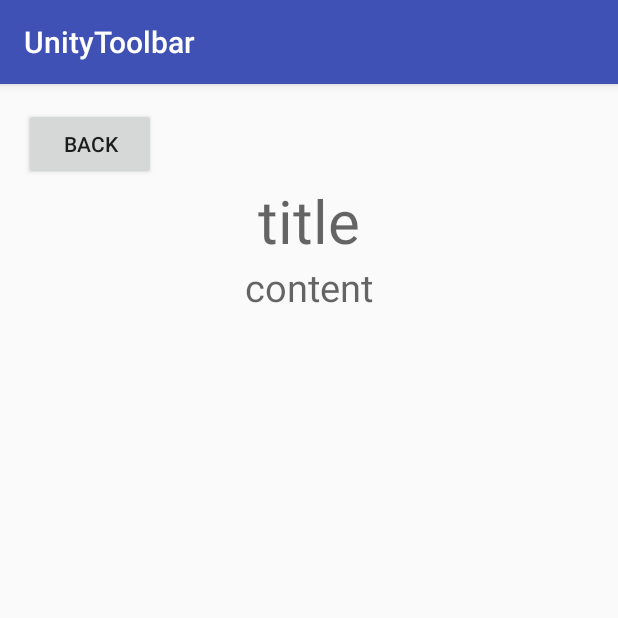
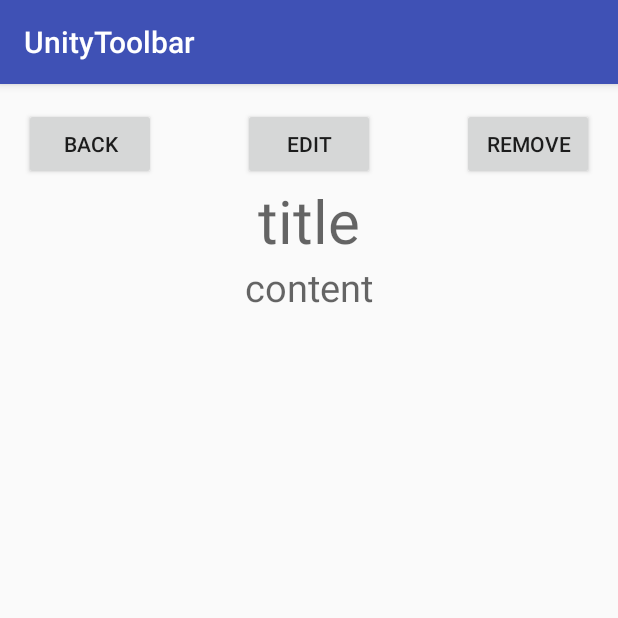
Before and after one commit to jjkaddoura/Unity-Toolbar, an Android app: the NotesView screen opened directly, with no data from a screen before it, on a phone screen of 412 x 824 dp, the top half of it. Run offline under Robolectric (Android 15) with nearby library versions, the phone set to English and light mode, and no system bars; 6 statements that could not run were skipped.

Commit message:
Added edit/remove to Notes

```diff
--- a/app/build.gradle
+++ b/app/build.gradle
@@ -25,7 +25,7 @@ dependencies {
         exclude group: 'com.android.support', module: 'support-annotations'
     })
     compile 'com.android.support:appcompat-v7:25.2.0'
-    compile 'com.android.support.constraint:constraint-layout:1.0.2'
+    //compile 'com.android.support.constraint:constraint-layout:1.0.2'
     compile 'com.android.support:design:25.2.0'
     compile 'com.android.support:support-v4:25.2.0'
     testCompile 'junit:junit:4.12'
--- a/app/src/main/AndroidManifest.xml
+++ b/app/src/main/AndroidManifest.xml
@@ -25,6 +25,7 @@
             android:theme="@style/FullscreenTheme" />
         <activity android:name=".NotesView" />
         <activity android:name=".NotesActivity" />
+        <activity android:name=".EditNote"></activity>
     </application>
 
 </manifest>
--- a/app/src/main/java/edu/ucsb/cs/cs185/jjkaddoura/unitytoolbar/MyAdapter.java
+++ b/app/src/main/java/edu/ucsb/cs/cs185/jjkaddoura/unitytoolbar/MyAdapter.java
@@ -73,7 +73,6 @@ public class MyAdapter extends RecyclerView.Adapter<MyAdapter.ViewHolder> {
         holder.mIdView.setText(mDataset.get(position).title);
 
         final String s = holder.mIdView.getText().toString();
-        System.out.println("S is " + s);
         holder.mView.setOnClickListener(new View.OnClickListener() {
             @Override
             public void onClick(View v){
--- a/app/src/main/java/edu/ucsb/cs/cs185/jjkaddoura/unitytoolbar/NotesView.java
+++ b/app/src/main/java/edu/ucsb/cs/cs185/jjkaddoura/unitytoolbar/NotesView.java
@@ -32,16 +32,44 @@ public class NotesView extends AppCompatActivity {
         TextView titleText = (TextView) findViewById(R.id.viewTitle);
         TextView contentText = (TextView) findViewById(R.id.viewContent);
 
+        final String titleString = n.title;
+        final String contentString = n.description;
         titleText.setText(n.title);
         contentText.setText(n.description);
 
+        final int remPos = findPos;
+        Button removeButton = (Button) findViewById(R.id.viewRemoveButton);
+        removeButton.setOnClickListener(new View.OnClickListener() {
+            public void onClick(View v) {
+                // Perform action on click
+                NotesActivity.n.ITEMS.remove(remPos);
+                Context context = v.getContext();
+                Intent intent = new Intent(context, NotesActivity.class);
+                context.startActivity(intent);
+            }
+        });
+
+        Button editButton = (Button) findViewById(R.id.viewEditButton);
+        editButton.setOnClickListener(new View.OnClickListener() {
+            public void onClick(View v) {
+                // Perform action on click
+
+                Context context = v.getContext();
+                Intent intent = new Intent(context, EditNote.class);
+                intent.putExtra("oldTitle", titleString);
+                intent.putExtra("oldContent", contentString);
+                intent.putExtra("position", remPos);
+                context.startActivity(intent);
+            }
+        });
+
+
         Button back = (Button) findViewById(R.id.viewBackButton);
-        back.setOnClickListener(new View.OnClickListener()
-        {
-            public void onClick(View v){
+        back.setOnClickListener(new View.OnClickListener() {
+            public void onClick(View v) {
                 // Perform action on click
                 Context context = v.getContext();
-                Intent intent = new Intent(context, MainActivity.class);
+                Intent intent = new Intent(context, NotesActivity.class);
                 context.startActivity(intent);
             }
         });
--- a/app/src/main/res/layout/activity_notes_view.xml
+++ b/app/src/main/res/layout/activity_notes_view.xml
@@ -12,11 +12,26 @@
 
     <Button
         android:id="@+id/viewBackButton"
-        android:layout_below="@id/my_toolbar"
         android:layout_width="wrap_content"
         android:layout_height="wrap_content"
         android:layout_alignParentLeft="true"
         android:text="BACK"
+        />
+
+    <Button
+        android:id="@+id/viewEditButton"
+        android:layout_width="wrap_content"
+        android:layout_height="wrap_content"
+        android:layout_centerHorizontal="true"
+        android:text="Edit"
+        />
+
+    <Button
+        android:id="@+id/viewRemoveButton"
+        android:layout_width="wrap_content"
+        android:layout_height="wrap_content"
+        android:layout_alignParentRight="true"
+        android:text="Remove"
         />
 
     <TextView
--- /dev/null
+++ b/app/src/main/res/values-w820dp/dimens.xml
@@ -0,0 +1,6 @@
+<resources>
+    <!-- Example customization of dimensions originally defined in res/values/dimens.xml
+         (such as screen margins) for screens with more than 820dp of available width. This
+         would include 7" and 10" devices in landscape (~960dp and ~1280dp respectively). -->
+    <dimen name="activity_horizontal_margin">64dp</dimen>
+</resources>
```
Also changed, not shown: app/src/main/java/edu/ucsb/cs/cs185/jjkaddoura/unitytoolbar/EditNote.java (added, +64 -0 lines), app/src/main/res/layout/activity_edit_note.xml (added, +57 -0 lines).
